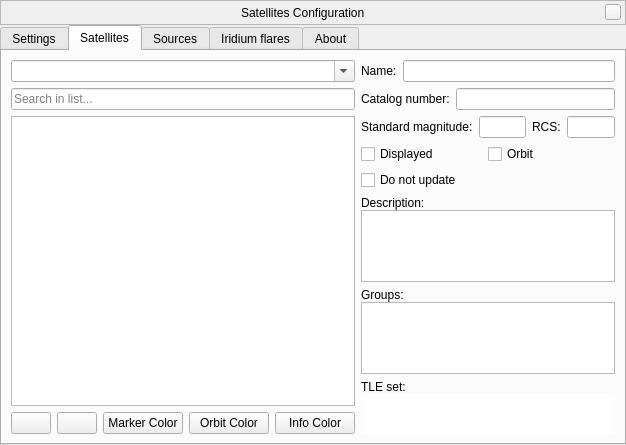
First picture: the form in plugins/Satellites/src/gui/satellitesDialog.ui, repository 519984307/stellarium_src, before the edit.
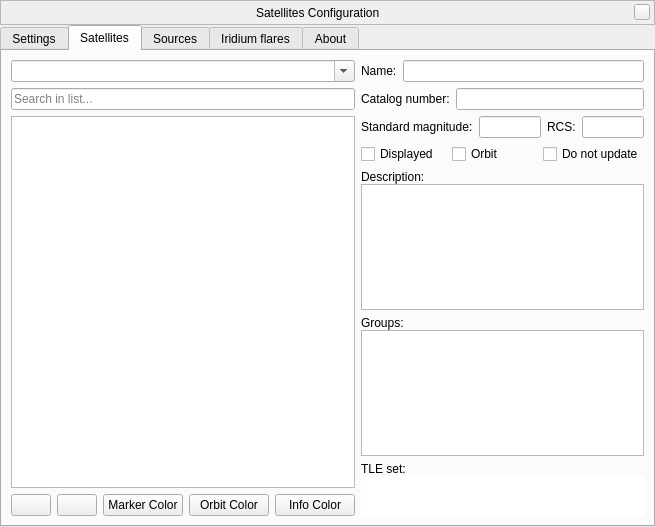
Second picture: the form after the edit. The open tabs and pages were chosen to show the change. Icons and pictures are not drawn. Custom widgets are drawn as their Qt base class.

Commit message: Now harmonised buttons size in Satellites plugin

```diff
--- a/plugins/Satellites/src/gui/satellitesDialog.ui
+++ b/plugins/Satellites/src/gui/satellitesDialog.ui
@@ -6,8 +6,8 @@
    <rect>
     <x>0</x>
     <y>0</y>
-    <width>626</width>
-    <height>445</height>
+    <width>655</width>
+    <height>527</height>
    </rect>
   </property>
   <property name="windowTitle">
@@ -300,6 +300,9 @@
        </item>
        <item>
         <layout class="QHBoxLayout" name="horizontalLayout_9">
+         <property name="spacing">
+          <number>0</number>
+         </property>
          <item>
           <widget class="QGroupBox" name="labelsGroup">
            <property name="title">
@@ -622,6 +625,19 @@
              </property>
             </widget>
            </item>
+           <item>
+            <spacer name="horizontalSpacer_2">
+             <property name="orientation">
+              <enum>Qt::Horizontal</enum>
+             </property>
+             <property name="sizeHint" stdset="0">
+              <size>
+               <width>40</width>
+               <height>20</height>
+              </size>
+             </property>
+            </spacer>
+           </item>
            <item>
             <widget class="QPushButton" name="satMarkerColorPickerButton">
              <property name="sizePolicy">
@@ -670,32 +686,6 @@
              </property>
             </widget>
            </item>
-           <item>
-            <spacer name="horizontalSpacer_2">
-             <property name="orientation">
-              <enum>Qt::Horizontal</enum>
-             </property>
-             <property name="sizeHint" stdset="0">
-              <size>
-               <width>40</width>
-               <height>20</height>
-              </size>
-             </property>
-            </spacer>
-           </item>
-           <item>
-            <spacer name="horizontalSpacer_3">
-             <property name="orientation">
-              <enum>Qt::Horizontal</enum>
-             </property>
-             <property name="sizeHint" stdset="0">
-              <size>
-               <width>40</width>
-               <height>20</height>
-              </size>
-             </property>
-            </spacer>
-           </item>
           </layout>
          </item>
         </layout>
@@ -793,19 +783,6 @@
            <property name="horizontalSpacing">
             <number>0</number>
            </property>
-           <item row="0" column="0">
-            <widget class="QCheckBox" name="displayedCheckbox">
-             <property name="toolTip">
-              <string>Display the selected satellite(s)</string>
-             </property>
-             <property name="text">
-              <string>Displayed</string>
-             </property>
-             <property name="tristate">
-              <bool>false</bool>
-             </property>
-            </widget>
-           </item>
            <item row="0" column="1">
             <widget class="QCheckBox" name="orbitCheckbox">
              <property name="toolTip">
@@ -819,7 +796,20 @@
              </property>
             </widget>
            </item>
-           <item row="1" column="0" colspan="2">
+           <item row="0" column="0">
+            <widget class="QCheckBox" name="displayedCheckbox">
+             <property name="toolTip">
+              <string>Display the selected satellite(s)</string>
+             </property>
+             <property name="text">
+              <string>Displayed</string>
+             </property>
+             <property name="tristate">
+              <bool>false</bool>
+             </property>
+            </widget>
+           </item>
+           <item row="0" column="2">
             <widget class="QCheckBox" name="userCheckBox">
              <property name="toolTip">
               <string>Do not update (or remove on update) the selected satellite(s)</string>
@@ -845,6 +835,12 @@
            </item>
            <item>
             <widget class="QTextEdit" name="descriptionTextEdit">
+             <property name="sizePolicy">
+              <sizepolicy hsizetype="Expanding" vsizetype="Expanding">
+               <horstretch>0</horstretch>
+               <verstretch>0</verstretch>
+              </sizepolicy>
+             </property>
              <property name="readOnly">
               <bool>false</bool>
              </property>
```
Left out of the diff: 1 changed line with no effect on the pictures. The commit also changes 1 other file.
